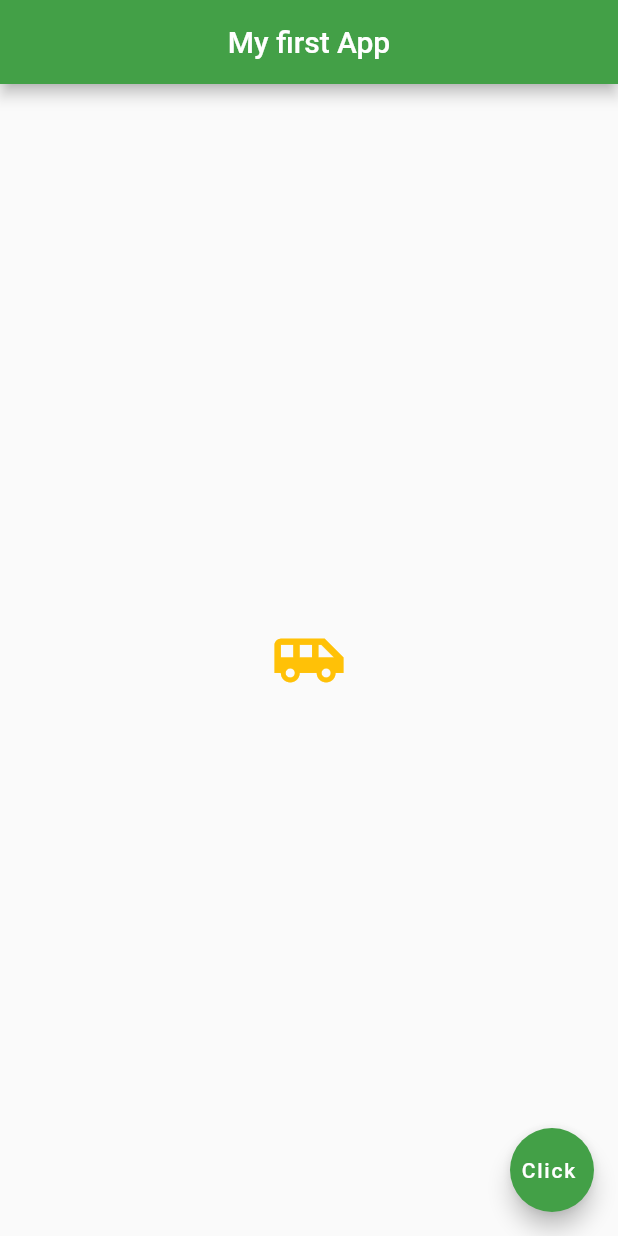
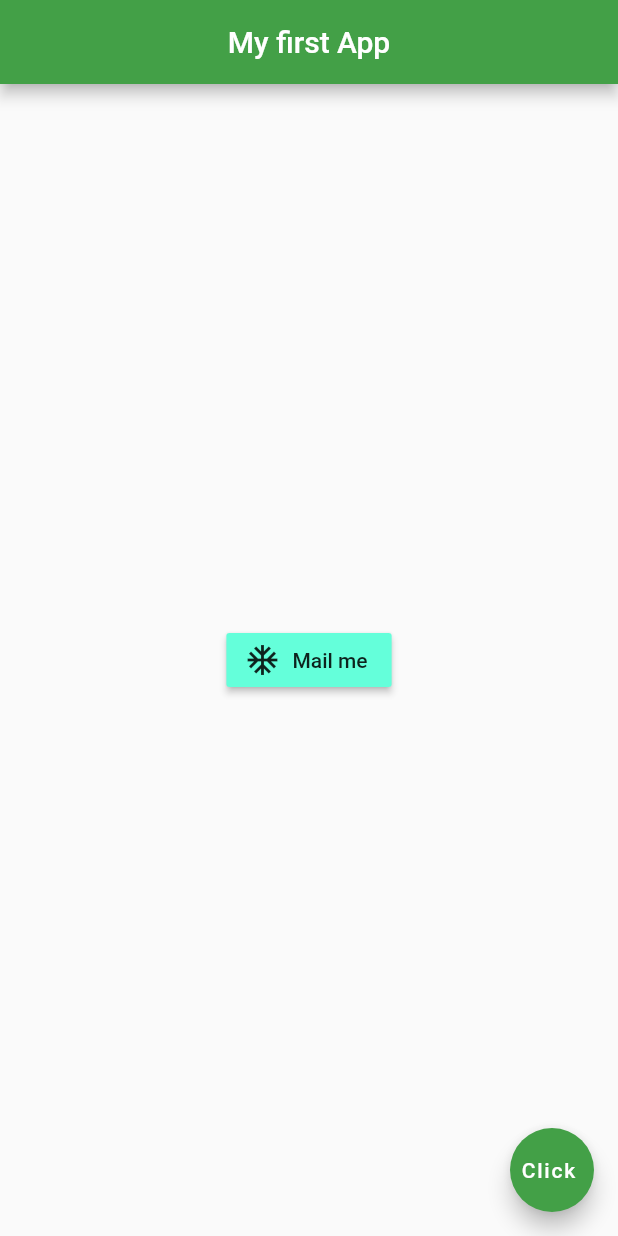
Before and after one commit to Thandohimself/flutterdemo_app, a Flutter app: the screen it shows after launch, on a phone screen of 412 x 824 dp. Run offline on Flutter 3.47's test engine with Material 2 defaults, Android fonts, the phone set to English and light mode, and no system bars.

Commit message:
Buttons & Icons (Button with icon)

```diff
--- a/lib/main.dart
+++ b/lib/main.dart
@@ -14,11 +14,15 @@ class Home extends StatelessWidget {
         backgroundColor: Colors.green[600],
       ),
       body: Center(
-        child: Icon(
-          Icons.airport_shuttle,
-          color: Colors.amber,
-          size: 50.0,
-
+        child: RaisedButton.icon(
+          onPressed: () {
+            print("Thando pressed");
+          },
+          icon: Icon(
+              Icons.ac_unit
+          ),
+          label: Text('Mail me'),
+          color: Colors.tealAccent,
         ),
       ),
       floatingActionButton: FloatingActionButton(
```
